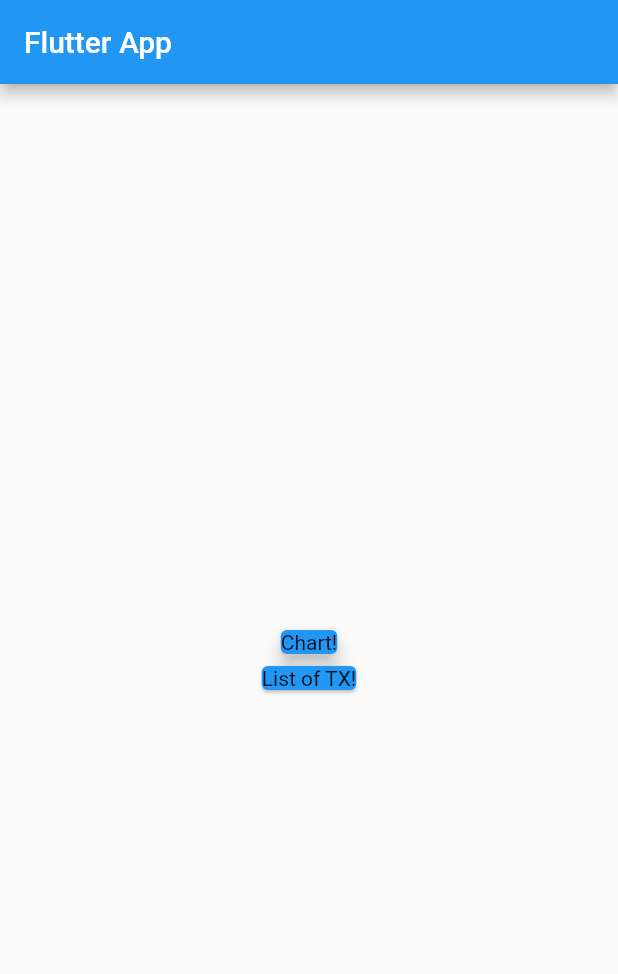
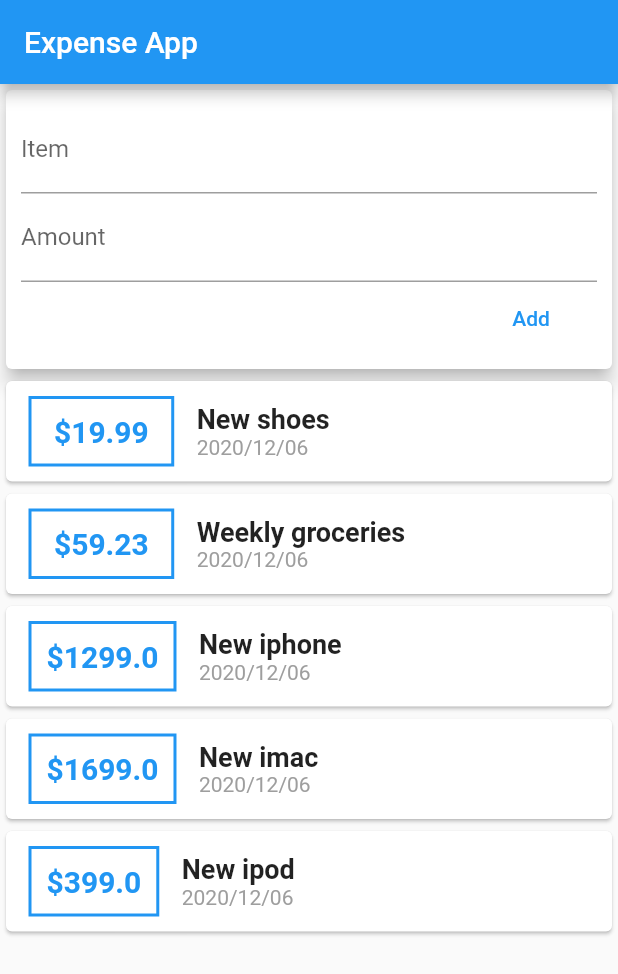
Before and after one commit to yutung-cheng/Flutter_workshop, a Flutter app: the screen it shows after launch, on a phone screen of 412 x 824 dp. Shown: the top 974 px of the screen. Run offline on Flutter 3.47's test engine with Material 2 defaults, Android fonts, the phone set to English and light mode, and no system bars.

Commit message:
second update

```diff
--- a/expense_app/lib/main.dart
+++ b/expense_app/lib/main.dart
@@ -1,5 +1,5 @@
 import 'package:flutter/material.dart';
-import './transcation.dart';
+import './widgets/userTransaction.dart';
 
 void main() => runApp(MyApp());
 
@@ -14,33 +14,33 @@ class MyApp extends StatelessWidget {
 }
 
 class MyHomePage extends StatelessWidget {
-  // This List / variable(transaction) will hold a list of Transcation
-  final List<Transaction> transaction = [
-    //Transaction(id: '11', "22");
-  ];
+  final titleController = TextEditingController();
+  final amountController = TextEditingController();
 
   @override
   Widget build(BuildContext context) {
     return Scaffold(
         appBar: AppBar(
-          title: Text('Flutter App'),
+          title: Text('Expense App'),
         ),
         body: Container(
           width: double.infinity,
-          child: Column(
-            mainAxisAlignment: MainAxisAlignment.center,
-            crossAxisAlignment: CrossAxisAlignment.center,
-            children: <Widget>[
-              Card(
-                color: Colors.blue,
-                child: Text('Chart!'),
-                elevation: 5,
-              ),
-              Card(
-                color: Colors.blue,
-                child: Text('List of TX!'),
-              ),
-            ],
+          child: SingleChildScrollView(
+            child: Column(
+              //mainAxisAlignment: MainAxisAlignment.start,
+              crossAxisAlignment: CrossAxisAlignment.stretch,
+              children: <Widget>[
+                // Container(
+                //   width: double.infinity,
+                //   child: Card(
+                //     color: Colors.blue,
+                //     child: Text('Chart!'),
+                //     elevation: 5,
+                //   ),
+                // ),
+                UserTransactions(),
+              ],
+            ),
           ),
         ));
   }
--- /dev/null
+++ b/expense_app/lib/models/transaction.dart
@@ -0,0 +1,16 @@
+import 'package:flutter/foundation.dart';
+
+class Transaction {
+  String id;
+  String title;
+  double amount;
+  DateTime date;
+
+  // should add package:flutter/foundation.dart to accept @required
+  Transaction({
+    @required this.id,
+    @required this.title,
+    @required this.amount,
+    @required this.date,
+  });
+}
--- a/expense_app/lib/transcation.dart
+++ /dev/null
@@ -1,13 +0,0 @@
-class Transaction {
-  String id;
-  String title;
-  double amount;
-  DateTime date;
-
-  Transaction({
-    this.id,
-    this.title,
-    this.amount,
-    this.date,
-  });
-}
--- /dev/null
+++ b/expense_app/lib/widgets/newTransaction.dart
@@ -0,0 +1,51 @@
+import 'package:flutter/material.dart';
+
+class NewTransaction extends StatelessWidget {
+  final Function addTx;
+  final titleController = TextEditingController();
+  final amountController = TextEditingController();
+
+  NewTransaction(this.addTx);
+
+  @override
+  Widget build(BuildContext context) {
+    return Card(
+      elevation: 5,
+      child: Container(
+        padding: EdgeInsets.all(10),
+        child: Column(
+          crossAxisAlignment: CrossAxisAlignment.end,
+          children: [
+            TextField(
+              decoration: InputDecoration(labelText: 'Item'),
+              controller:
+                  titleController, // Listen to the input and safe into it
+              // onChanged: (value) {
+              //   titleInupt = value;
+              // },
+            ), // receiving user inputs.
+
+            TextField(
+              decoration: InputDecoration(labelText: 'Amount'),
+              controller: amountController,
+              // onChanged: (value) {
+              //   amountInput = value;
+              // },
+            ),
+            FlatButton(
+              child: Text('Add'),
+              textColor: Colors.blue,
+              onPressed: () {
+                addTx(
+                  titleController.text,
+                  double.parse(
+                      amountController.text), //parse() changes to double
+                );
+              },
+            )
+          ],
+        ),
+      ),
+    );
+  }
+}
--- /dev/null
+++ b/expense_app/lib/widgets/transactionList.dart
@@ -0,0 +1,69 @@
+import 'package:flutter/material.dart';
+import '../models/transaction.dart';
+import 'package:intl/intl.dart';
+
+class TransactionList extends StatelessWidget {
+  final List<Transaction> transactions;
+
+  TransactionList(this.transactions);
+
+  @override
+  Widget build(BuildContext context) {
+    return Container(
+      height: 1000,
+      //ListView always need a container
+      //Listview.builder => only render the widgets that show on the screen
+      child: ListView.builder(
+        //Must provide
+        itemBuilder: (context, index) {
+          return Card(
+            child: Row(
+              children: <Widget>[
+                Container(
+                  margin: EdgeInsets.symmetric(
+                    vertical: 10,
+                    horizontal: 15,
+                  ),
+                  decoration: BoxDecoration(
+                    border: Border.all(
+                      color: Colors.blue,
+                      width: 2,
+                    ),
+                  ),
+                  padding: EdgeInsets.all(10),
+                  child: Text(
+                      transactions[index].amount < 100
+                          ? ' \$${transactions[index].amount} '
+                          : '\$${transactions[index].amount}',
+                      style: TextStyle(
+                        color: Colors.blue,
+                        fontSize: 20,
+                        fontWeight: FontWeight.bold,
+                      )),
+                ),
+                Column(
+                  crossAxisAlignment: CrossAxisAlignment.start,
+                  children: [
+                    Text(
+                      transactions[index].title,
+                      style: TextStyle(
+                        fontSize: 18,
+                        fontWeight: FontWeight.bold,
+                      ),
+                    ),
+                    Text(
+                      DateFormat('yyyy/M/dd').format(transactions[index].date),
+                      style: TextStyle(color: Colors.grey),
+                    )
+                  ],
+                )
+              ],
+            ),
+          );
+        },
+        //how many items should be biult
+        itemCount: transactions.length,
+      ),
+    );
+  }
+}
--- /dev/null
+++ b/expense_app/lib/widgets/userTransaction.dart
@@ -0,0 +1,69 @@
+import 'package:flutter/material.dart';
+import './newTransaction.dart';
+import './transactionList.dart';
+import '../models/transaction.dart';
+
+class UserTransactions extends StatefulWidget {
+  @override
+  _UserTransactionStates createState() => _UserTransactionStates();
+}
+
+class _UserTransactionStates extends State<UserTransactions> {
+  final List<Transaction> _userTransactions = [
+    Transaction(
+      id: '01',
+      title: "New shoes",
+      amount: 19.99,
+      date: DateTime.now(),
+    ),
+    Transaction(
+      id: '02',
+      title: "Weekly groceries",
+      amount: 59.23,
+      date: DateTime.now(),
+    ),
+    Transaction(
+      id: '03',
+      title: "New iphone",
+      amount: 1299,
+      date: DateTime.now(),
+    ),
+    Transaction(
+      id: '04',
+      title: "New imac",
+      amount: 1699,
+      date: DateTime.now(),
+    ),
+    Transaction(
+      id: '05',
+      title: "New ipod",
+      amount: 399,
+      date: DateTime.now(),
+    ),
+  ];
+
+  void _addNewTransaction(String txTitle, double txAmount) {
+    final newTx = Transaction(
+      title: txTitle,
+      amount: txAmount,
+      date: DateTime.now(),
+      id: DateTime.now().toString(),
+    );
+
+    setState(() {
+      // add function changes the existing list but not change the pointer
+      _userTransactions.add(newTx);
+    });
+  }
+
+  @override
+  Widget build(BuildContext context) {
+    return Column(
+      children: [
+        //pass down pointer
+        NewTransaction(_addNewTransaction),
+        TransactionList(_userTransactions),
+      ],
+    );
+  }
+}
```
Also changed, not shown: expense_app/pubspec.yaml (+2 -7 lines), expense_app/pubspec.lock.
